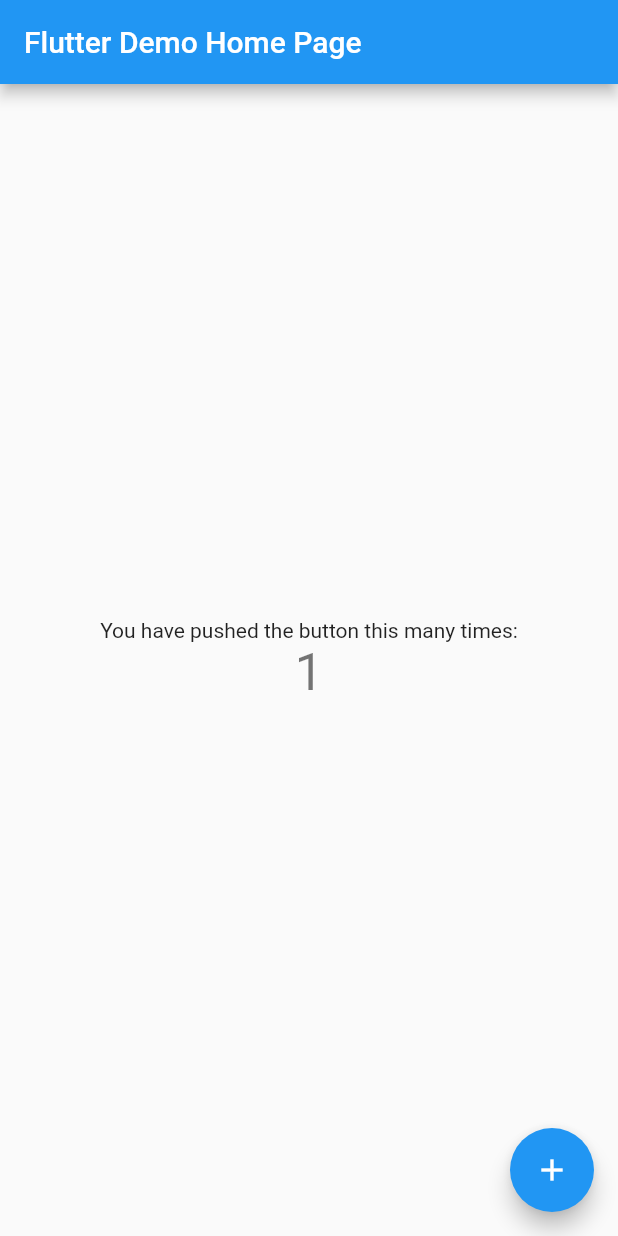
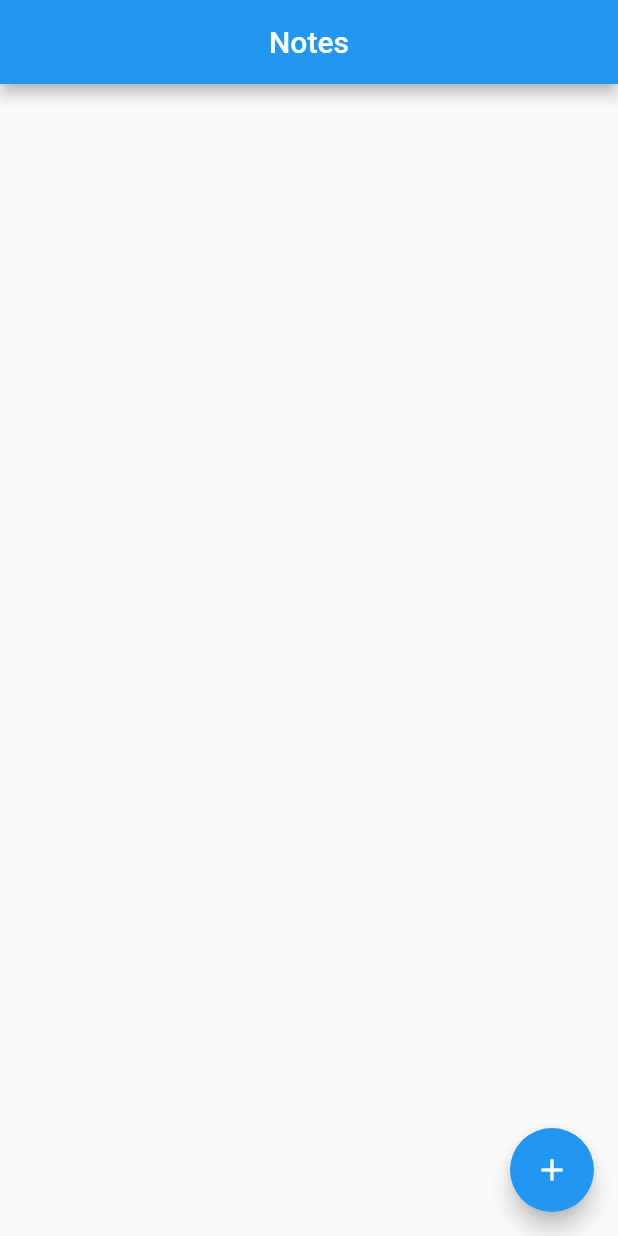
Before and after one commit to ivictoruan/notes_flutter, a Flutter app: the screen it shows after launch, after a tap on the "add" icon, on a phone screen of 412 x 824 dp. Run offline on Flutter 3.47's test engine with Material 2 defaults, Android fonts, the phone set to English and light mode, and no system bars.

Commit message:
fix: Organizando arquivos

```diff
--- a/lib/main.dart
+++ b/lib/main.dart
@@ -1,67 +1,8 @@
+// import 'dart:convert';
+// # VOU ARRISCANDO SEM TEMER O FRACOSSO O PASSO FOI DADO VERGONHA É RETROCEDER
 import 'package:flutter/material.dart';
+import 'package:notes_flutter/src/notes_app.dart';
 
 void main() {
   runApp(const MyApp());
 }
-
-class MyApp extends StatelessWidget {
-  const MyApp({Key? key}) : super(key: key);
-
-  @override
-  Widget build(BuildContext context) {
-    return MaterialApp(
-      title: 'Flutter Demo',
-      theme: ThemeData(
-        primarySwatch: Colors.blue,
-      ),
-      home: const MyHomePage(title: 'Flutter Demo Home Page'),
-    );
-  }
-}
-
-class MyHomePage extends StatefulWidget {
-  const MyHomePage({Key? key, required this.title}) : super(key: key);
-
-  final String title;
-
-  @override
-  State<MyHomePage> createState() => _MyHomePageState();
-}
-
-class _MyHomePageState extends State<MyHomePage> {
-  int _counter = 0;
-
-  void _incrementCounter() {
-    setState(() {
-      _counter++;
-    });
-  }
-
-  @override
-  Widget build(BuildContext context) {
-    return Scaffold(
-      appBar: AppBar(
-        title: Text(widget.title),
-      ),
-      body: Center(
-        child: Column(
-          mainAxisAlignment: MainAxisAlignment.center,
-          children: <Widget>[
-            const Text(
-              'You have pushed the button this many times:',
-            ),
-            Text(
-              '$_counter',
-              style: Theme.of(context).textTheme.headline4,
-            ),
-          ],
-        ),
-      ),
-      floatingActionButton: FloatingActionButton(
-        onPressed: _incrementCounter,
-        tooltip: 'Increment',
-        child: const Icon(Icons.add),
-      ),
-    );
-  }
-}
--- a/lib/model/notes.dart
+++ b/lib/src/model/note.dart
@@ -28,7 +28,7 @@ class Note {
   factory Note.fromMap(Map<String, dynamic> map) {
     return Note(
       id: map['id']?.toInt() ?? 0,
-      note: map['note'] ?? '',
+      note: map['body'] ?? '',
     );
   }
 
--- /dev/null
+++ b/lib/src/notes_app.dart
@@ -0,0 +1,18 @@
+import 'package:flutter/material.dart';
+import 'package:notes_flutter/src/screens/home_screen.dart';
+
+class MyApp extends StatelessWidget {
+  const MyApp({Key? key}) : super(key: key);
+
+  @override
+  Widget build(BuildContext context) {
+    return MaterialApp(
+      title: 'Notes',
+      debugShowCheckedModeBanner: false,
+      theme: ThemeData(
+        primarySwatch: Colors.blue,
+      ),
+      home: const MyHomePage(title: 'Notes'),
+    );
+  }
+}
--- a/lib/screens/create_screen.dart
+++ b/lib/src/screens/create_screen.dart
@@ -1,12 +1,10 @@
 import 'package:flutter/material.dart';
 
 class CreateScreen extends StatelessWidget {
-  const CreateScreen({ Key? key }) : super(key: key);
+  const CreateScreen({Key? key}) : super(key: key);
 
   @override
   Widget build(BuildContext context) {
-    return Container(
-
-    );
+    return Container();
   }
 }
--- /dev/null
+++ b/lib/src/screens/home_screen.dart
@@ -0,0 +1,40 @@
+import 'package:flutter/material.dart';
+import 'package:http/http.dart' as http;
+import 'package:http/http.dart';
+import 'package:notes_flutter/src/model/note.dart';
+
+class MyHomePage extends StatefulWidget {
+  const MyHomePage({Key? key, required this.title}) : super(key: key);
+
+  final String title;
+
+  @override
+  State<MyHomePage> createState() => _MyHomePageState();
+}
+
+class _MyHomePageState extends State<MyHomePage> {
+  Client client = http.Client(); // client provider by http package
+
+  List<Note> notes = [];
+
+  @override
+  void initState() {
+    // _retrieveNotes();
+    super.initState();
+  }
+
+  void _addNote() {}
+
+  @override
+  Widget build(BuildContext context) {
+    return Scaffold(
+      appBar: AppBar(
+        title: Text(widget.title),
+        centerTitle: true,
+      ),
+      body: Column(),
+      floatingActionButton: FloatingActionButton(
+          onPressed: _addNote, child: const Icon(Icons.add)),
+    );
+  }
+}
```
Also changed, not shown: lib/src/screens/update_screen.dart (renamed from lib/screens/update_screen.dart), 1 other file.
